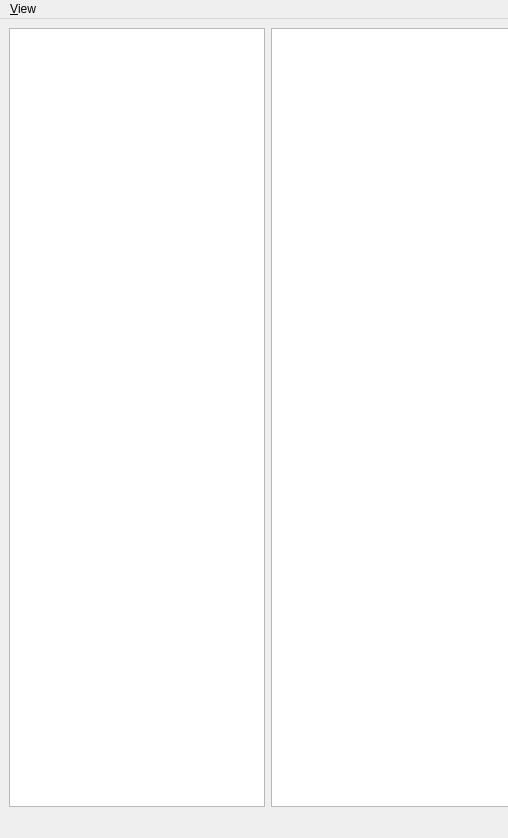
Qt form BOMizator/BOMLinker.ui (dejfson/BOMizator) before a commit; both pictures show x 0 to 508 and y 0 to 838 of the 1258 by 838 pixel window.
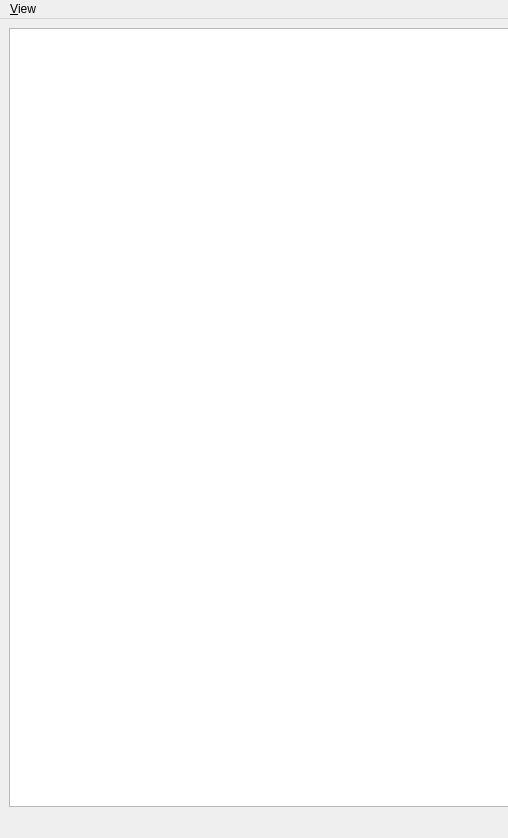
The same form after that commit.

Commit message: removed hierarchytreeview as for the moment not implementing functionality

Diff of the .ui file:
```diff
--- a/BOMizator/BOMLinker.ui
+++ b/BOMizator/BOMLinker.ui
@@ -15,7 +15,7 @@
   </property>
   <widget class="QWidget" name="centralwidget">
    <layout class="QGridLayout" name="gridLayout">
-    <item row="0" column="1">
+    <item row="0" column="0">
      <widget class="QTreeView" name="treeView">
       <property name="sizePolicy">
        <sizepolicy hsizetype="Expanding" vsizetype="Preferred">
@@ -73,31 +73,6 @@
       </attribute>
      </widget>
     </item>
-    <item row="0" column="0">
-     <widget class="QTreeView" name="schHierarchy">
-      <property name="sizePolicy">
-       <sizepolicy hsizetype="Minimum" vsizetype="Expanding">
-        <horstretch>0</horstretch>
-        <verstretch>0</verstretch>
-       </sizepolicy>
-      </property>
-      <property name="showDropIndicator" stdset="0">
-       <bool>false</bool>
-      </property>
-      <property name="alternatingRowColors">
-       <bool>true</bool>
-      </property>
-      <property name="rootIsDecorated">
-       <bool>false</bool>
-      </property>
-      <property name="allColumnsShowFocus">
-       <bool>true</bool>
-      </property>
-      <attribute name="headerVisible">
-       <bool>false</bool>
-      </attribute>
-     </widget>
-    </item>
    </layout>
   </widget>
   <widget class="QMenuBar" name="menubar">
```
